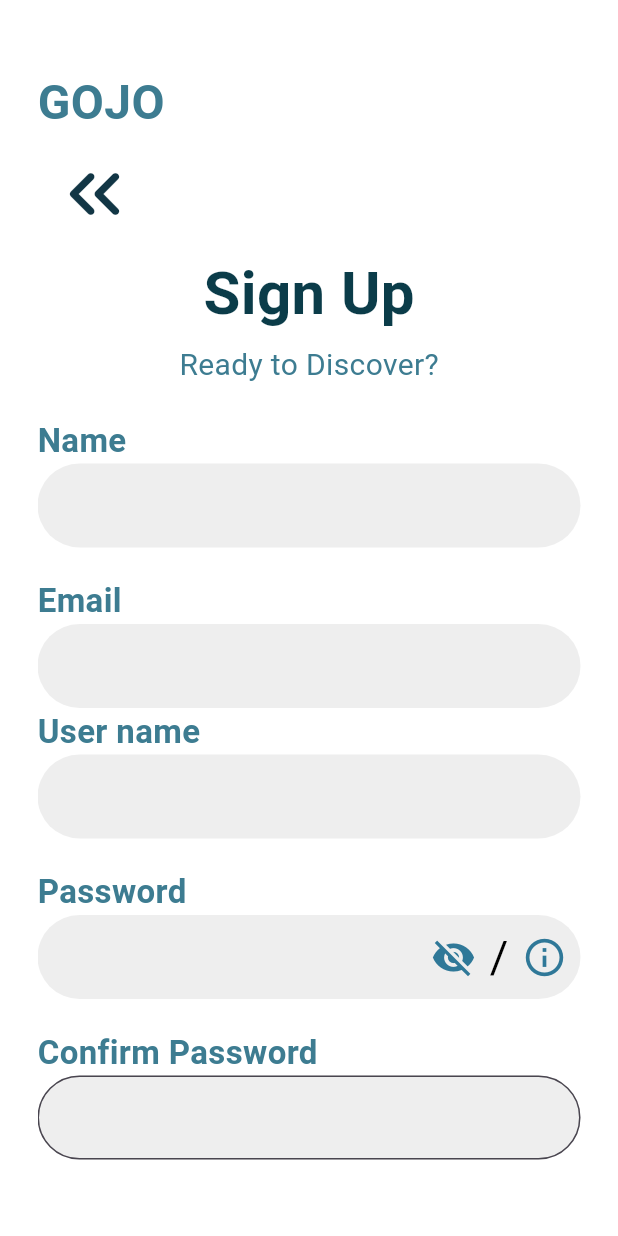
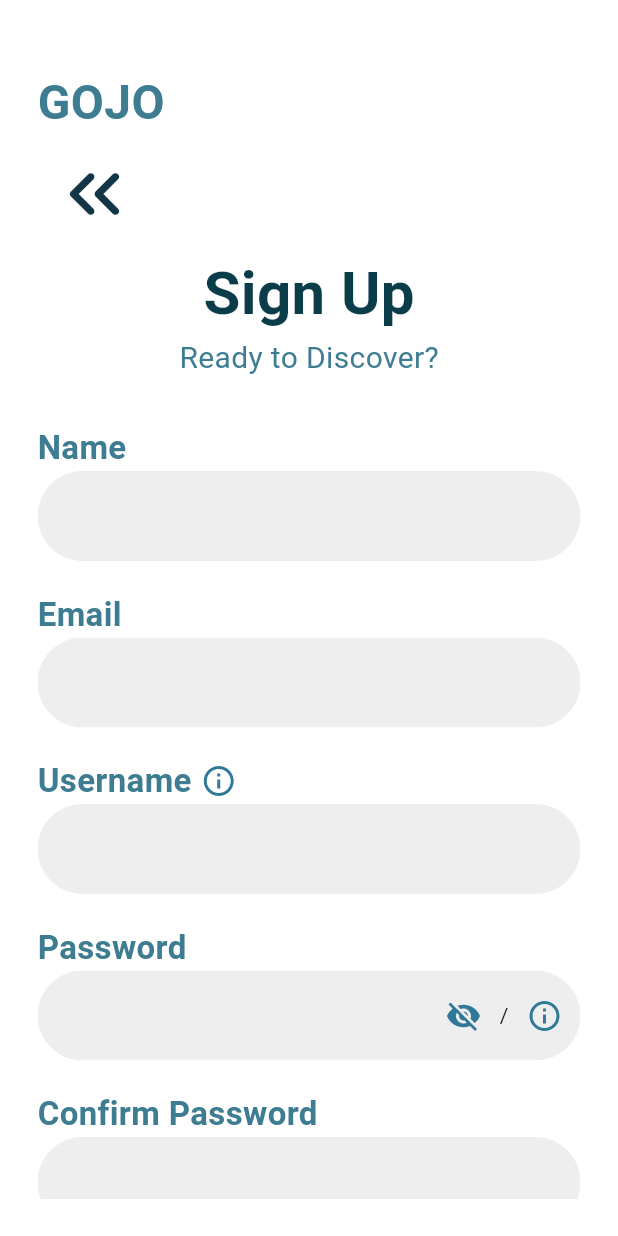
Before and after one commit to sw-hx/GoJo_UserApp, a Flutter app: the screen it shows after launch, after a tap on "Create GOJO account", on a phone screen of 412 x 824 dp. Run offline on Flutter 3.47's test engine with Material 3 defaults, Android fonts, the phone set to English and light mode, and no system bars; our stand-ins replace bloc, cloud_firestore, dartz, dio, firebase_auth, firebase_core and 13 more; missing offline and left inert: flutter_facebook_auth; accounts and stored records are empty; network calls fail; statements that could not run were skipped.

Commit message:
edit name شروط

```diff
--- a/lib/presentation/hala_all/startingUP_screens_H/login_screen_hala/signup_screen.dart
+++ b/lib/presentation/hala_all/startingUP_screens_H/login_screen_hala/signup_screen.dart
@@ -1,6 +1,5 @@
 import 'package:flutter/material.dart';
 import 'package:flutter_bloc/flutter_bloc.dart';
-import '../../../../data/models/user_model.dart';
 import '../../../../domain/repos/auth_repo.dart';
 import '../../../../services/git_it_service.dart';
 import '../../../common_components/custom_returnArrow.dart';
@@ -18,15 +17,16 @@ class SignUpScreen extends StatefulWidget {
   State<SignUpScreen> createState() => _SignUpScreenState();
 }
 
-/// coded by [Hala]
-
 class _SignUpScreenState extends State<SignUpScreen> {
   final _formKey = GlobalKey<FormState>();
-  late String name,email,password,username;
+
+  late String name, email, password, username;
+
   final nameController = TextEditingController();
   final emailController = TextEditingController();
   final passwordController = TextEditingController();
   final confirmPasswordController = TextEditingController();
+
   bool _obscurePassword = true;
   bool _obscureConfirm = true;
   bool _passwordsMatch = true;
@@ -38,39 +38,72 @@ class _SignUpScreenState extends State<SignUpScreen> {
     });
   }
 
+  /// ---------------- USERNAME RULES ----------------
+  void _showNameRules() {
+    showModalBottomSheet(
+      context: context,
+      backgroundColor: const Color(0xFF3D7C91),
+      shape: const RoundedRectangleBorder(
+        borderRadius: BorderRadius.vertical(top: Radius.circular(25)),
+      ),
+      builder: (_) => const Padding(
+        padding: EdgeInsets.all(20),
+        child: Column(
+          mainAxisSize: MainAxisSize.min,
+          crossAxisAlignment: CrossAxisAlignment.start,
+          children: [
+            Text(
+              "Username must contain",
+              style: TextStyle(
+                color: Colors.white,
+                fontSize: 28,
+                fontWeight: FontWeight.bold,
+              ),
+            ),
+            SizedBox(height: 10),
+            Text("- Lowercase letters only",
+                style: TextStyle(color: Colors.white, fontSize: 22)),
+            Text("- Underscore (_) allowed",
+                style: TextStyle(color: Colors.white, fontSize: 22)),
+            Text("- No spaces",
+                style: TextStyle(color: Colors.white, fontSize: 22)),
+          ],
+        ),
+      ),
+    );
+  }
+
+  /// ---------------- PASSWORD RULES ----------------
   void _showPasswordRules() {
     showModalBottomSheet(
       context: context,
-      backgroundColor:  Color(0xFF3D7C91),
+      backgroundColor: const Color(0xFF3D7C91),
       shape: const RoundedRectangleBorder(
         borderRadius: BorderRadius.vertical(top: Radius.circular(25)),
       ),
-      builder: (context) => Padding(
-        padding: const EdgeInsets.all(20),
+      builder: (_) => const Padding(
+        padding: EdgeInsets.all(20),
         child: Column(
           mainAxisSize: MainAxisSize.min,
-          children: const [
+          crossAxisAlignment: CrossAxisAlignment.start,
+          children: [
             Text(
               "Password must contain",
               style: TextStyle(
                 color: Colors.white,
-                fontWeight: FontWeight.bold,fontSize:28,
+                fontSize: 28,
+                fontWeight: FontWeight.bold,
               ),
             ),
             SizedBox(height: 10),
-            Text(
-              "- At least 8 characters",
-              style: TextStyle(color: Colors.white,fontSize: 22),
-            ),
-            Text(
-              "- At least one uppercase letter",
-              style: TextStyle(color: Colors.white,fontSize: 22),
-            ),
-            Text(
-              "- One number or special symbol",
-              style: TextStyle(color: Colors.white,fontSize: 22),
-            ),
-            Text("- No spaces", style: TextStyle(color: Colors.white,fontSize: 22)),
+            Text("- At least 6 characters",
+                style: TextStyle(color: Colors.white, fontSize: 22)),
+            Text("- One uppercase letter",
+                style: TextStyle(color: Colors.white, fontSize: 22)),
+            Text("- One number or symbol",
+                style: TextStyle(color: Colors.white, fontSize: 22)),
+            Text("- No spaces",
+                style: TextStyle(color: Colors.white, fontSize: 22)),
           ],
         ),
       ),
@@ -80,22 +113,24 @@ class _SignUpScreenState extends State<SignUpScreen> {
   @override
   Widget build(BuildContext context) {
     return BlocProvider(
-  create: (context) => SignUpCubit(
-      authRepo:getIt<AuthRepo>()
-  ),
+      create: (_) => SignUpCubit(authRepo: getIt<AuthRepo>()),
       child: Scaffold(
         backgroundColor: Colors.white,
-      body: Builder(
-        builder: (context) {
-          return BlocConsumer<SignUpCubit, SignUpState>(
+        body: BlocConsumer<SignUpCubit, SignUpState>(
           listener: (context, state) {
-              if(state is SignUpSuccess){
+            if (state is SignUpSuccess) {
               Navigator.pushReplacement(
                 context,
-            MaterialPageRoute(builder: (context) => SuccessScreen(username: name,)));
+                MaterialPageRoute(
+                  builder: (_) => SuccessScreen(username: name),
+                ),
+              );
             }
-              if(state is SignUpFailure){
-          CustomSnackBar.show(context: context, message: state.message.substring(11));
+            if (state is SignUpFailure) {
+              CustomSnackBar.show(
+                context: context,
+                message: state.message.substring(11),
+              );
             }
           },
           builder: (context, state) {
@@ -108,83 +143,91 @@ class _SignUpScreenState extends State<SignUpScreen> {
                     crossAxisAlignment: CrossAxisAlignment.start,
                     children: [
                       const SizedBox(height: 20),
-                    Column(
-                      crossAxisAlignment: CrossAxisAlignment.start,
-                      children: [
-                        Align(
-                          alignment: Alignment.topLeft,
-                          child: Text('GOJO',
+
+                      const Text(
+                        'GOJO',
                         style: TextStyle(
                           fontSize: 32,
                           fontWeight: FontWeight.bold,
                           color: Color(0xFF3D7C91),
                         ),
                       ),
+                      const CustomReturnArrow(
+                        targetPage: WelcomeScreen(),
                       ),
-                        Align(
-                          alignment: Alignment.topLeft,
-                          child: const CustomReturnArrow(targetPage: WelcomeScreen(),),
-                        ),
-                      ],
-                    ),
+
                       const Center(
                         child: Text(
                           "Sign Up",
                           style: TextStyle(
-                          fontSize:40,
+                            fontSize: 40,
                             fontWeight: FontWeight.bold,
                             color: Color(0xFF0B3C49),
                           ),
                         ),
                       ),
-                    const SizedBox(height: 5),
                       const Center(
                         child: Text(
                           "Ready to Discover?",
-                        style: TextStyle(color: Color(0xFF3D7C91), fontSize: 20),
+                          style: TextStyle(
+                            color: Color(0xFF3D7C91),
+                            fontSize: 20,
                           ),
                         ),
+                      ),
+
+                      const SizedBox(height: 30),
+
+                      _buildLabel("Name"),
+                      _buildInput(
+                        controller: nameController,
+                        onSaved: (v) => name = v!,
+                      ),
+
                       const SizedBox(height: 20),
 
-                    _buildLabel("Name"),
-                    _buildInput(onSaved: (value){
-                      name = value!;
-
-                    }),
+                      _buildLabel("Email"),
+                      _buildInput(
+                        controller: emailController,
+                        onSaved: (v) => email = v!,
+                      ),
 
                       const SizedBox(height: 20),
-                    _buildLabel("Email"),
-                    _buildInput(onSaved: (value){
-                      email = value!;
-                    }),
-                    _buildLabel("User name"),
-                    _buildInput(onSaved: (value){
-                      username = value!;
-                    }),
+
+                      _buildLabelWithInfo(
+                        "Username",
+                        onInfoTap: _showNameRules,
+                      ),
+                      _buildInput(
+                        onSaved: (v) => username = v!,
+                      ),
 
                       const SizedBox(height: 20),
+
                       _buildLabel("Password"),
-                    Stack(
+                      ClipRRect(
+                        borderRadius: BorderRadius.circular(60), // نعومة الأطراف
+                        child: Stack(
                           alignment: Alignment.centerRight,
                           children: [
                             TextFormField(
-                          validator: (value){
-                            if(value!.isEmpty){
-                              return 'Field is required';
-                            }
-                            return null;
-                          },
-                          onSaved: (value){
-                            password = value!;
-                          },
                               controller: passwordController,
                               obscureText: _obscurePassword,
                               onChanged: (_) => _checkPasswords(),
+                              validator: (v) =>
+                              v!.isEmpty ? 'Field is required' : null,
+                              onSaved: (v) => password = v!,
                               decoration: InputDecoration(
                                 filled: true,
-                            fillColor: Colors.grey[200],
-                            border: OutlineInputBorder(
-                              borderRadius: BorderRadius.circular(60),borderSide: BorderSide.none,
+                                fillColor: Colors.grey[200], // 👈 اللون المطلوب
+                                border: InputBorder.none,
+                                enabledBorder: InputBorder.none,
+                                focusedBorder: InputBorder.none,
+                                errorBorder: InputBorder.none,
+                                focusedErrorBorder: InputBorder.none,
+                                contentPadding: const EdgeInsets.symmetric(
+                                  horizontal: 24,
+                                  vertical: 18,
                                 ),
                               ),
                             ),
@@ -193,11 +236,10 @@ class _SignUpScreenState extends State<SignUpScreen> {
                               children: [
                                 IconButton(
                                   icon: Icon(
-                                size: 30,
                                     _obscurePassword
                                         ? Icons.visibility_off
                                         : Icons.visibility,
-                                color: Color(0xff2F7898),
+                                    color: const Color(0xff2F7898),
                                   ),
                                   onPressed: () {
                                     setState(() {
@@ -205,50 +247,42 @@ class _SignUpScreenState extends State<SignUpScreen> {
                                     });
                                   },
                                 ),
-                            const Text('/',style: TextStyle(color: Colors.black, fontSize: 30),),
+                                const Text("/"),
                                 IconButton(
-                              icon: const Icon(
-                                size: 30,
-                                Icons.info_outline,
-                                color: Color(0xff2F7898),
-                              ),
+                                  icon: const Icon(Icons.info_outline),
+                                  color: const Color(0xff2F7898),
                                   onPressed: _showPasswordRules,
                                 ),
                               ],
                             ),
                           ],
                         ),
+                      ),
+
+
 
                       const SizedBox(height: 20),
+
                       _buildLabel("Confirm Password"),
-                    TextFormField(
-                      validator: (value){
-                        if(value!.isEmpty){
-                          return 'Field is required';
-                        }
-                        return null;
-                      },
+                      ClipRRect(
+                        borderRadius: BorderRadius.circular(60),
+                        child: TextFormField(
                           controller: confirmPasswordController,
                           obscureText: _obscureConfirm,
                           onChanged: (_) => _checkPasswords(),
-                      decoration: InputDecoration(
-                        filled: true,
-                        fillColor: Colors.grey[200],
-                        border: OutlineInputBorder(
-                          borderRadius: BorderRadius.circular(60),
-                          borderSide: BorderSide(
-                            color: _passwordsMatch ? Colors.transparent : Colors.red,
-                            width: 2,
-                          ),
-                        ),
+                          validator: (v) =>
+                          v!.isEmpty ? 'Field is required' : null,
+                          decoration: _inputDecoration(),
                         ),
                       ),
 
+
                       const SizedBox(height: 40),
+
                       Center(
                         child: ElevatedButton(
                           style: ElevatedButton.styleFrom(
-                          backgroundColor: Color(0xff2F7898),
+                            backgroundColor: const Color(0xff2F7898),
                             padding: const EdgeInsets.symmetric(
                               horizontal: 80,
                               vertical: 10,
@@ -258,35 +292,52 @@ class _SignUpScreenState extends State<SignUpScreen> {
                             ),
                           ),
                           onPressed: () {
-                          if (_passwordsMatch) {
-                            if(_formKey.currentState!.validate()){
+                            if (!_passwordsMatch) {
+                              CustomSnackBar.show(
+                                context: context,
+                                message: "Passwords do not match",
+                              );
+                              return;
+                            }
+                            if (_formKey.currentState!.validate()) {
                               _formKey.currentState!.save();
-                              context.read<SignUpCubit>().createUserWithEmailAndPassword(email: email, password: password, name: name,username: username);
-                            }
-                          }
-                          else{
-                            CustomSnackBar.show(context:context,message:  "Passwords do not match");
-
+                              context
+                                  .read<SignUpCubit>()
+                                  .createUserWithEmailAndPassword(
+                                email: email,
+                                password: password,
+                                name: name,
+                                username: username,
+                              );
                             }
                           },
                           child: const Text(
                             "Confirm",
-                          style: TextStyle(color: Colors.white, fontSize: 22, fontWeight: FontWeight.bold),
+                            style: TextStyle(
+                              color: Colors.white,
+                              fontSize: 22,
+                              fontWeight: FontWeight.bold,
                             ),
                           ),
                         ),
-                  //  const SizedBox(height: 15),
+                      ),
+
                       Center(
                         child: TextButton(
                           onPressed: () {
                             Navigator.pushReplacement(
                               context,
-                            MaterialPageRoute(builder: (_) => const WelcomeScreen()),
+                              MaterialPageRoute(
+                                builder: (_) => const WelcomeScreen(),
+                              ),
                             );
                           },
                           child: const Text(
                             "Already I have an account",
-                          style: TextStyle(color: Color(0xFF3D7C91),fontSize: 18),
+                            style: TextStyle(
+                              color: Color(0xFF3D7C91),
+                              fontSize: 18,
+                            ),
                           ),
                         ),
                       ),
@@ -296,40 +347,71 @@ class _SignUpScreenState extends State<SignUpScreen> {
               ),
             );
           },
-          );
-        }
         ),
       ),
     );
   }
 
+  /// ---------------- UI HELPERS ----------------
+
   Widget _buildLabel(String text) {
     return Text(
       text,
       style: const TextStyle(
-        fontSize:22,
+        fontSize: 22,
         color: Color(0xFF3D7C91),
         fontWeight: FontWeight.bold,
       ),
     );
   }
 
-  Widget _buildInput({required void Function(String?) onSaved }) {
-    return TextFormField(
-      validator: (value){
-        if(value!.isEmpty){
-          return 'Field is required';
+  Widget _buildLabelWithInfo(String text,
+      {required VoidCallback onInfoTap}) {
+    return Row(
+      mainAxisSize: MainAxisSize.min,
+      children: [
+        _buildLabel(text),
+        const SizedBox(width: 6),
+        GestureDetector(
+          onTap: onInfoTap,
+          child: const Icon(
+            Icons.info_outline,
+            color: Color(0xff2F7898),
+          ),
+        ),
+      ],
+    );
   }
-        return null;
-      },
+  Widget _buildInput({
+    TextEditingController? controller,
+    required void Function(String?) onSaved,
+  }) {
+    return ClipRRect(
+      borderRadius: BorderRadius.circular(60),
+      child: TextFormField(
+        controller: controller,
+        validator: (v) => v!.isEmpty ? 'Field is required' : null,
         onSaved: onSaved,
-      decoration: InputDecoration(
-        filled: true,
-        fillColor: Colors.grey[200],
-        border: OutlineInputBorder(
-        borderRadius: BorderRadius.circular(60),borderSide: BorderSide.none,
-        ),
+        decoration: _inputDecoration(),
       ),
     );
   }
+
+
+  InputDecoration _inputDecoration() {
+    return InputDecoration(
+      filled: true,
+      fillColor: Colors.grey[200],
+      border: InputBorder.none,
+      enabledBorder: InputBorder.none,
+      focusedBorder: InputBorder.none,
+      errorBorder: InputBorder.none,
+      focusedErrorBorder: InputBorder.none,
+      contentPadding:
+      const EdgeInsets.symmetric(horizontal: 24, vertical: 18),
+    );
   }
+
+
+
+}
--- a/lib/presentation/pages/Bugs_pages/bugs_page.dart
+++ b/lib/presentation/pages/Bugs_pages/bugs_page.dart
@@ -82,9 +82,8 @@ class _BugsReportScreenState extends State<BugsReportScreen> {
                   crossAxisAlignment: CrossAxisAlignment.start,
                   children: [
                     const CustomReturnArrow(targetPage: ProfilePage()),
-                    SizedBox(height: 20.h),
+                    SizedBox(height: 5.h),
 
-                    /// ================= HEADER =================
                     Row(
                       children: [
                         Icon(
@@ -104,7 +103,7 @@ class _BugsReportScreenState extends State<BugsReportScreen> {
                       ],
                     ),
 
-                    SizedBox(height: 40.h),
+                    SizedBox(height: 25.h),
 
                     /// ================= ISSUE TYPE =================
                     Text(
--- a/lib/presentation/pages/SplashScreen.dart
+++ b/lib/presentation/pages/SplashScreen.dart
@@ -77,7 +77,7 @@ class _SplashScreenState extends State<SplashScreen> {
       backgroundColor: DefaultTheme.colorWhite,
       body: Center(
         child: Image.asset(
-          'assets/gif/ezgif-88c760f9e451773f.gif',
+          'assets/gif/ezgif-722273373c807a09-ezgif.com-video-to-gif-converter.gif',
           width: double.infinity,
           height: double.infinity,
           fit: BoxFit.fill,
--- a/lib/presentation/pages/events_screen.dart
+++ b/lib/presentation/pages/events_screen.dart
@@ -41,6 +41,8 @@ class _EventsPageState extends State<EventsPage> {
         },
         builder: (context, state) {
           return Scaffold(
+            backgroundColor: Colors.white,
+
             body: SafeArea(
               child: Padding(
                 padding: const EdgeInsets.only(top: 16, left: 16, right: 16),
--- a/pubspec.yaml
+++ b/pubspec.yaml
@@ -62,3 +62,4 @@ flutter:
     - assets/images/map_image.png
     - assets/gif/airline-185.gif
     - assets/images/app_icon/app.png
+    - assets/gif/ezgif-722273373c807a09-ezgif.com-video-to-gif-converter.gif
```
Also changed, not shown: assets/gif/ezgif-722273373c807a09-ezgif.com-video-to-gif-converter.gif (added). Lines whose indentation alone changed are shown as unchanged.
